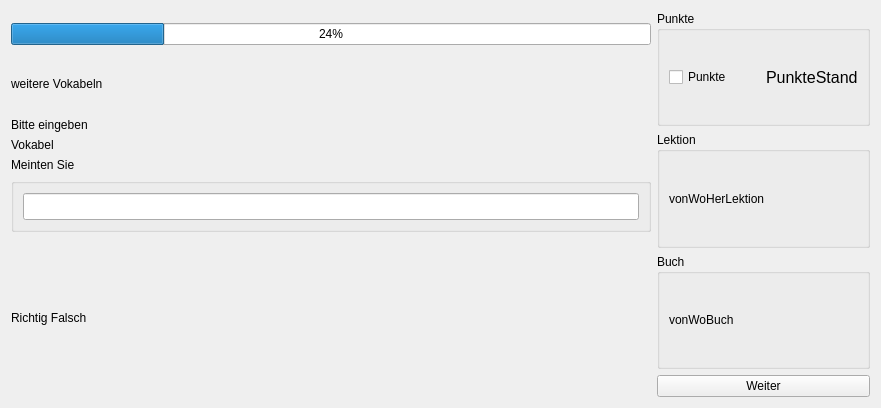
Qt form UIs/WindowAbfrage.ui (JPaehr/VokabelTrainer) before a commit.
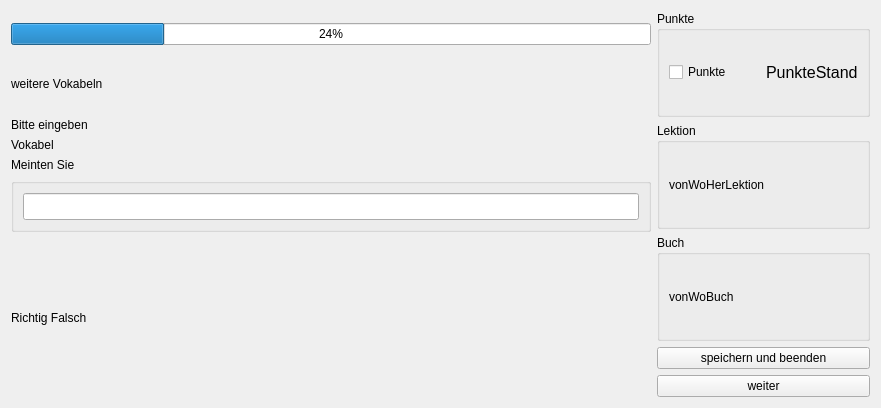
The same form after that commit. Custom widgets are drawn as their Qt base class.

The edit to the form file:
```diff
--- a/UIs/WindowAbfrage.ui
+++ b/UIs/WindowAbfrage.ui
@@ -117,7 +117,7 @@
       </layout>
      </item>
      <item>
-      <layout class="QVBoxLayout" name="verticalLayout_3" stretch="0,1">
+      <layout class="QVBoxLayout" name="verticalLayout_3" stretch="0,0,1">
        <item>
         <layout class="QVBoxLayout" name="verticalLayout_8">
          <item>
@@ -192,10 +192,17 @@
          </item>
         </layout>
        </item>
+       <item>
+        <widget class="QPushButton" name="btnSaveExit">
+         <property name="text">
+          <string>speichern und beenden</string>
+         </property>
+        </widget>
+       </item>
        <item>
         <widget class="QPushButton" name="btnWeiter">
          <property name="text">
-          <string>Weiter</string>
+          <string>weiter</string>
          </property>
         </widget>
        </item>
```
